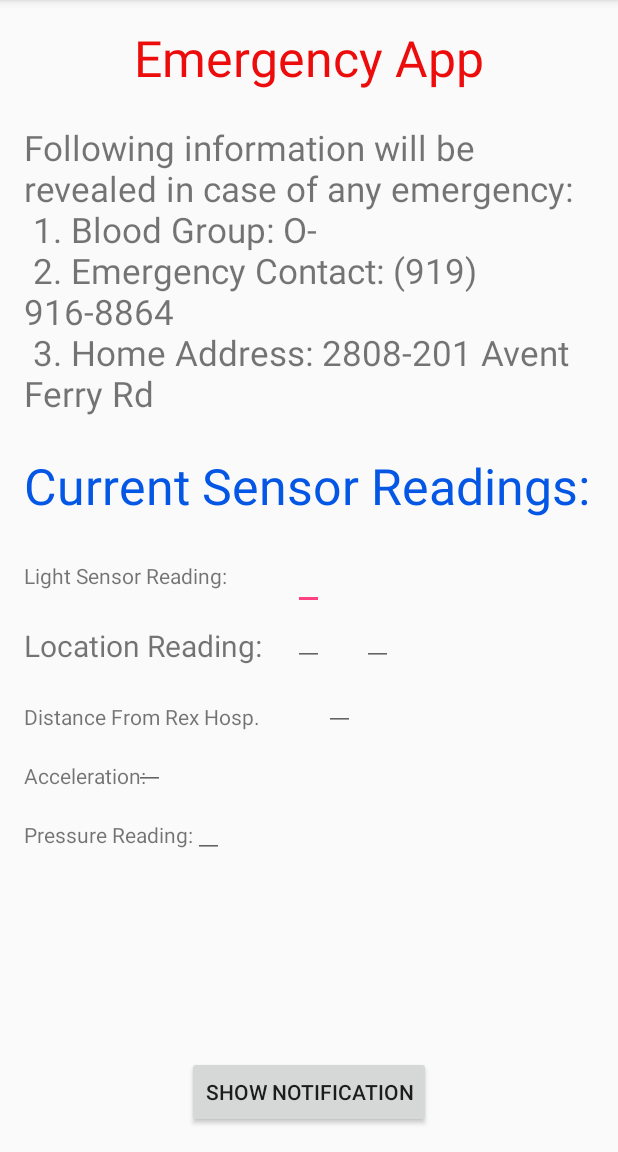
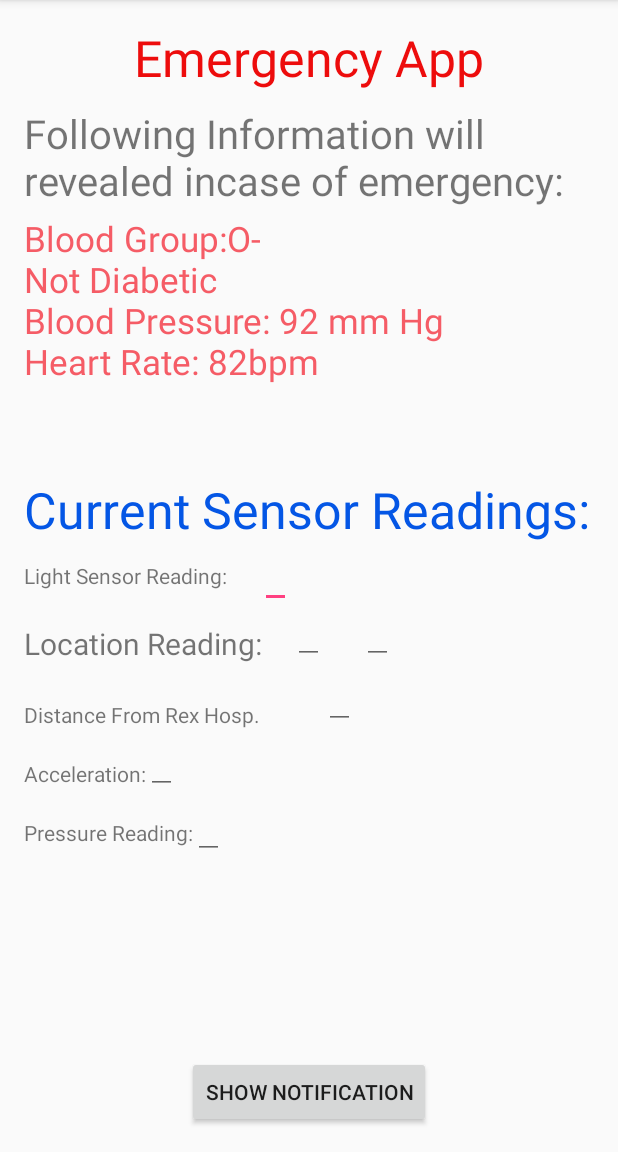
Before and after one commit to shahrajat/CSC750P1, an Android app: the screen it shows after launch (MainActivity), after a tap on "SHOW NOTIFICATION", on a phone screen of 412 x 824 dp, the part 84-1236 px from its top. Run offline under Robolectric (Android 15) with nearby library versions, the phone set to English and light mode, and no system bars.

```diff
--- a/app/src/main/java/com/example/rajatshah/csc750p1/MainActivity.java
+++ b/app/src/main/java/com/example/rajatshah/csc750p1/MainActivity.java
@@ -174,12 +174,17 @@ public class MainActivity extends AppCompatActivity implements
     }
 
     public void showNotification(View view) {
+        String msg = getResources().getString(R.string.notification_msg);
         NotificationCompat.Builder builder = new NotificationCompat.Builder(this);
         builder.setSmallIcon(R.mipmap.ic_launcher);
         builder.setContentTitle("Emergency Details");
-        builder.setContentText("Blood Group: O- \n No Allergies \n Emergency Contact: 911");
+        builder.setContentText(msg);
 
         Intent intent = new Intent(this, NotificationClass.class);
+        intent.putExtra("More Information:", msg);
+        intent.setFlags(Intent.FLAG_ACTIVITY_NEW_TASK |
+                Intent.FLAG_ACTIVITY_CLEAR_TASK);
+
         TaskStackBuilder stackBuilder = TaskStackBuilder.create(this);
         stackBuilder.addParentStack(NotificationClass.class);
         stackBuilder.addNextIntent(intent);
@@ -187,6 +192,8 @@ public class MainActivity extends AppCompatActivity implements
         PendingIntent pendingIntent = stackBuilder.getPendingIntent(0, PendingIntent.FLAG_UPDATE_CURRENT);
 
         builder.setContentIntent(pendingIntent);
+        builder.setStyle(new NotificationCompat.BigTextStyle()
+                .bigText(msg));     //to show bigger expandable notification
 
         NotificationManager notificationManager = (NotificationManager) getSystemService(Context.NOTIFICATION_SERVICE);
         notificationManager.notify(0, builder.build());
--- a/app/src/main/res/layout/activity_main.xml
+++ b/app/src/main/res/layout/activity_main.xml
@@ -20,16 +20,15 @@
         android:textColor="#ed0c0c" />
 
     <TextView
-        android:text="Following information will be revealed in
-case of any emergency:\n
-1. Blood Group: O-\n
-2. Emergency Contact: (919) 916-8864\n
-3. Home Address: 2808-201 Avent Ferry Rd"
-        android:layout_marginTop="100px"
+        android:text="@string/notification_msg"
         android:textSize="35px"
         android:layout_width="wrap_content"
         android:layout_height="wrap_content"
-        android:id="@+id/infoBox" />
+        android:id="@+id/infoBox"
+        android:layout_below="@+id/textView3"
+        android:layout_alignParentStart="true"
+        android:layout_marginTop="5dp"
+        android:textColor="#f55c66" />
 
     <!-- General Reading Text -->
     <TextView
@@ -38,10 +37,9 @@ case of any emergency:\n
         android:layout_width="wrap_content"
         android:layout_height="wrap_content"
         android:id="@+id/sensorReadings"
-        android:layout_below="@+id/infoBox"
-        android:layout_alignParentStart="true"
-        android:layout_marginTop="23dp"
-        android:textColor="#0456e5" />
+        android:textColor="#0456e5"
+        android:layout_above="@+id/lightText"
+        android:layout_alignParentStart="true" />
 
     <!-- Light Sensor Readings -->
 
@@ -58,7 +56,8 @@ case of any emergency:\n
         android:layout_height="wrap_content"
         android:id="@+id/lightText"
         android:layout_centerVertical="true"
-        android:layout_centerHorizontal="true" />
+        android:layout_toEndOf="@+id/distanceLabel"
+        android:textSize="25px" />
 
     <!-- Location -->
     <TextView
@@ -76,9 +75,9 @@ case of any emergency:\n
         android:layout_width="wrap_content"
         android:layout_height="wrap_content"
         android:id="@+id/latitudeText"
-        android:layout_alignBottom="@+id/locationLabel"
-        android:layout_alignStart="@+id/lightText"
-        android:textSize="25px" />
+        android:textSize="25px"
+        android:layout_above="@+id/distanceText"
+        android:layout_centerHorizontal="true" />
 
     <EditText
         android:layout_width="wrap_content"
@@ -102,9 +101,9 @@ case of any emergency:\n
         android:layout_width="wrap_content"
         android:layout_height="wrap_content"
         android:id="@+id/distanceText"
+        android:textSize="25px"
         android:layout_below="@+id/locationLabel"
-        android:layout_toEndOf="@+id/latitudeText"
-        android:textSize="25px" />
+        android:layout_toEndOf="@+id/latitudeText" />
 
     <TextView
         android:layout_width="wrap_content"
@@ -119,9 +118,9 @@ case of any emergency:\n
         android:layout_width="wrap_content"
         android:layout_height="wrap_content"
         android:id="@+id/accelerationText"
-        android:layout_alignBottom="@+id/accelerationLabel"
-        android:layout_alignStart="@+id/pageTitle"
-        android:textSize="25px" />
+        android:textSize="25px"
+        android:layout_below="@+id/distanceLabel"
+        android:layout_toEndOf="@+id/accelerationLabel" />
 
     <!-- Notification Button -->
     <Button
@@ -147,7 +146,18 @@ case of any emergency:\n
         android:layout_height="wrap_content"
         android:id="@+id/pressureText"
         android:layout_below="@+id/accelerationText"
-        android:layout_toEndOf="@+id/pressureLabel" />
+        android:layout_toEndOf="@+id/pressureLabel"
+        android:textSize="25px"/>
+
+    <TextView
+        android:layout_width="wrap_content"
+        android:layout_height="wrap_content"
+        android:text="Following Information will revealed incase of emergency:"
+        android:id="@+id/textView3"
+        android:layout_below="@+id/pageTitle"
+        android:layout_alignParentStart="true"
+        android:textSize="40px"
+        android:layout_marginTop="10dp" />
 
 
 </RelativeLayout>
--- a/app/src/main/res/values/strings.xml
+++ b/app/src/main/res/values/strings.xml
@@ -3,5 +3,5 @@
     <string name="sensor_readings">Current Sensor Readings:</string>
     <string name="light_sensor_reading">Light Sensor Reading:</string>
     <string name="location_reading">Location Reading:</string>
-
+    <string name="notification_msg">Blood Group:O-\nNot Diabetic\nBlood Pressure: 92 mm Hg\nHeart Rate: 82bpm</string>
 </resources>
```
Also changed, not shown: app/src/main/res/layout/notification_layout.xml (+27 -6 lines).
